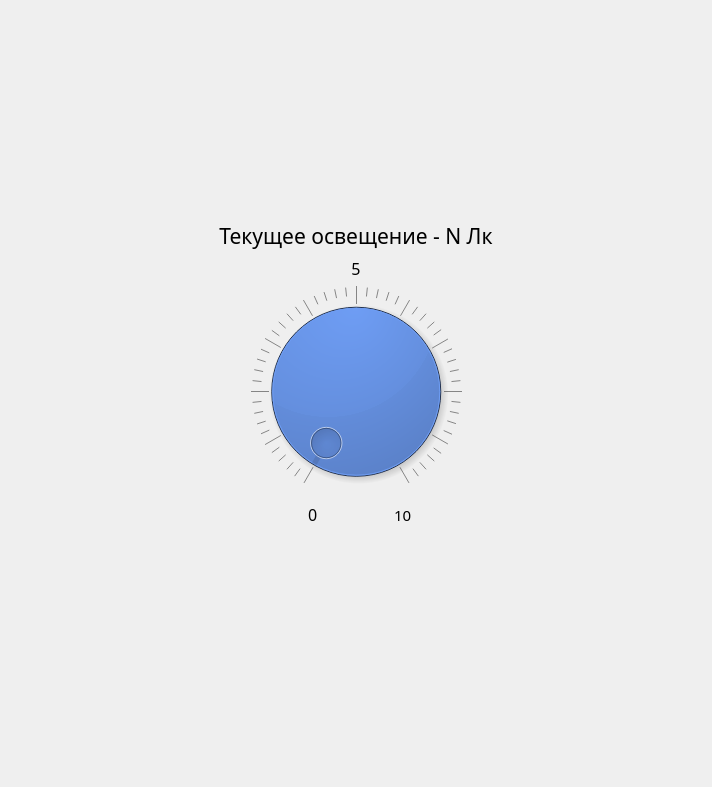
Before: the Qt Designer form ui/light.ui in chelovek12565/farm, drawn with Qt 5.
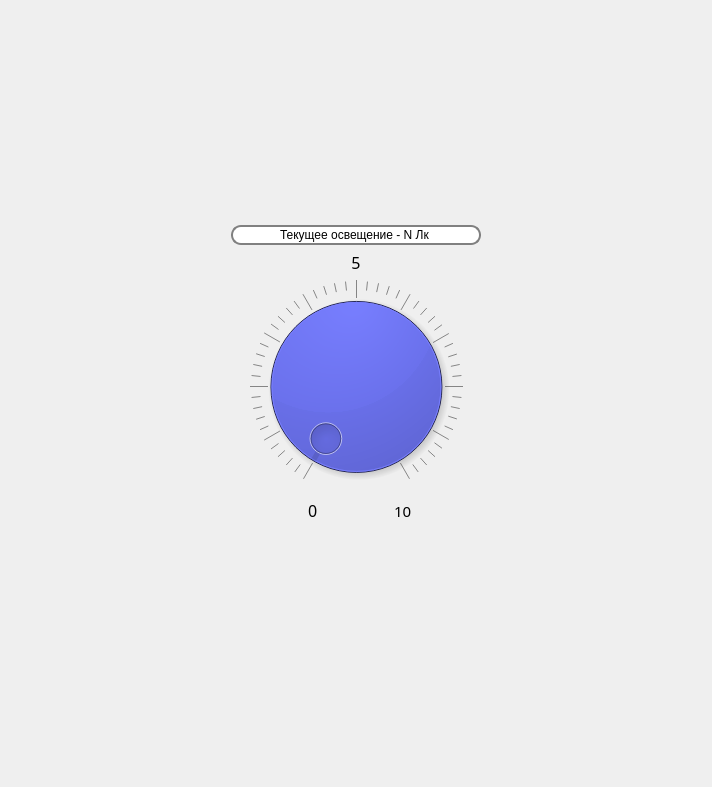
After: the same form once the commit is applied.

What changed in the file:
```diff
--- a/ui/light.ui
+++ b/ui/light.ui
@@ -35,7 +35,7 @@
         <enum>Qt::Horizontal</enum>
        </property>
        <property name="sizeType">
-        <enum>QSizePolicy::Expanding</enum>
+        <enum>QSizePolicy::MinimumExpanding</enum>
        </property>
        <property name="sizeHint" stdset="0">
         <size>
@@ -67,15 +67,23 @@
         </spacer>
        </item>
        <item>
-        <widget class="QLabel" name="label_3">
-         <property name="font">
-          <font>
-           <family>Segoe UI Semibold</family>
-           <pointsize>16</pointsize>
-          </font>
+        <widget class="QLineEdit" name="lineEdit">
+         <property name="sizePolicy">
+          <sizepolicy hsizetype="Fixed" vsizetype="Fixed">
+           <horstretch>0</horstretch>
+           <verstretch>0</verstretch>
+          </sizepolicy>
          </property>
-         <property name="layoutDirection">
-          <enum>Qt::LeftToRight</enum>
+         <property name="minimumSize">
+          <size>
+           <width>250</width>
+           <height>0</height>
+          </size>
+         </property>
+         <property name="styleSheet">
+          <string notr="true">QLineEdit {font: 63 12pt &quot;Segoe UI Semibold&quot;; border: 2px solid grey;
+border-radius: 10px}
+</string>
          </property>
          <property name="text">
           <string>Текущее освещение - N Лк</string>
@@ -83,6 +91,9 @@
          <property name="alignment">
           <set>Qt::AlignCenter</set>
          </property>
+         <property name="readOnly">
+          <bool>true</bool>
+         </property>
         </widget>
        </item>
        <item>
@@ -137,7 +148,7 @@
           <enum>Qt::StrongFocus</enum>
          </property>
          <property name="styleSheet">
-          <string notr="true">QDial {background: 	#2666DE}
+          <string notr="true">QDial {background: rgb(32, 42, 236)}
 </string>
          </property>
          <property name="invertedControls">
@@ -237,7 +248,7 @@
         <enum>Qt::Horizontal</enum>
        </property>
        <property name="sizeType">
-        <enum>QSizePolicy::Expanding</enum>
+        <enum>QSizePolicy::MinimumExpanding</enum>
        </property>
        <property name="sizeHint" stdset="0">
         <size>
```
